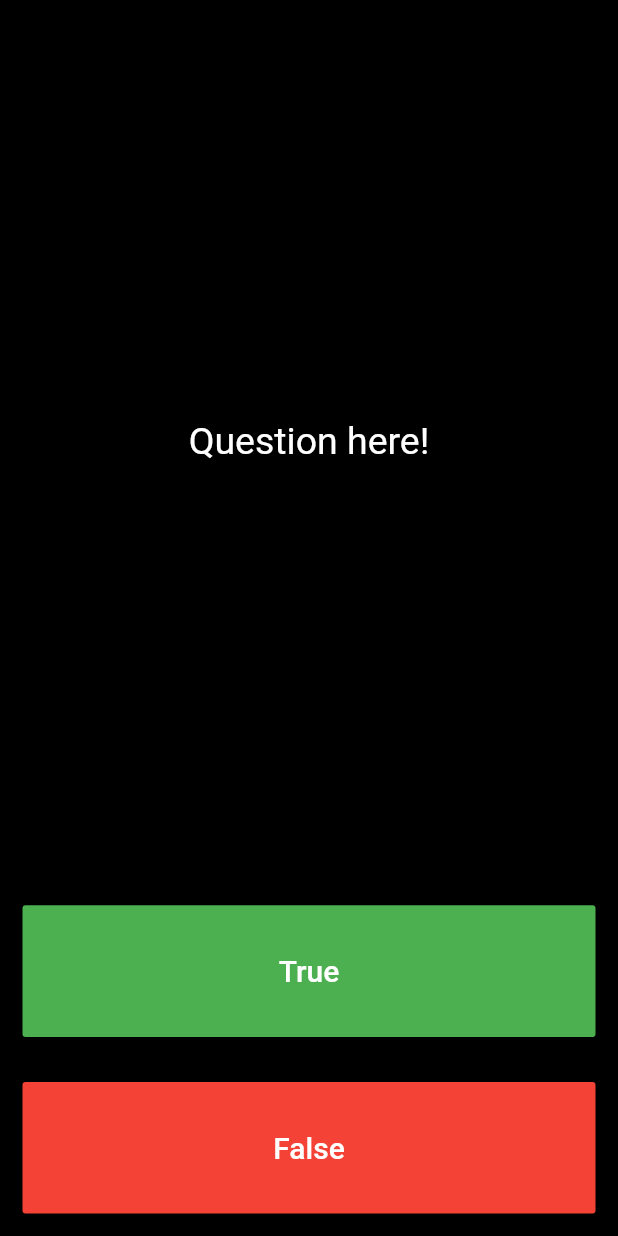
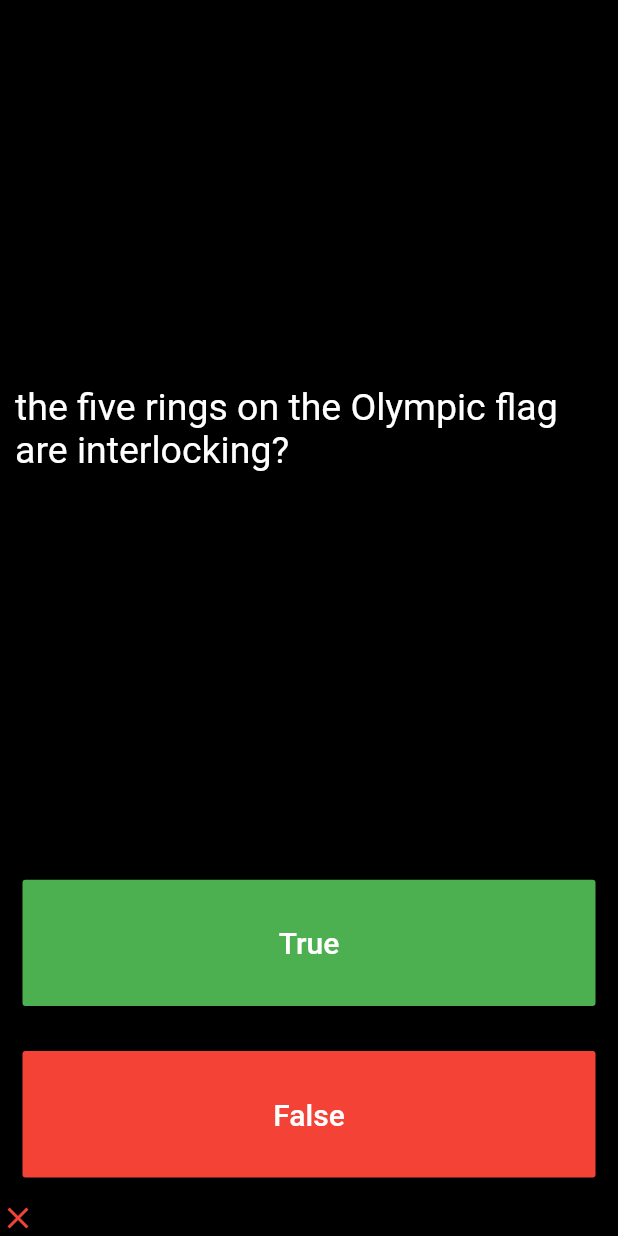
Before and after one commit to d2416/quiz_app, a Flutter app: the screen it shows after launch, after a tap on "True", on a phone screen of 412 x 824 dp. Run offline on Flutter 3.47's test engine with Material 2 defaults, Android fonts, the phone set to English and light mode, and no system bars.

Commit message:
working with a list of questions

```diff
--- a/lib/main.dart
+++ b/lib/main.dart
@@ -1,4 +1,5 @@
 import 'package:flutter/material.dart';
+import 'package:quiz_app/question.dart';
 
 void main() {
   runApp(QuizApp());
@@ -20,23 +21,49 @@ class QuizApp extends StatelessWidget {
 
 class Quiz extends StatefulWidget {
   @override
-  _QuizState createState() => _QuizState();
+  _QuizState createState() {
+    return _QuizState();
+  }
 }
 
 class _QuizState extends State<Quiz> {
+  List<Icon> scoreKeeper = [];
+  List<Question> questionsWithAnswers;
+  int questionNumber;
+  Question currentQuestion;
+  bool quizRunning;
+
+  _QuizState() {
+    questionsWithAnswers = buildQuestions();
+    currentQuestion = questionsWithAnswers.first;
+    questionNumber = 0;
+    quizRunning = true;
+  }
+
   @override
   Widget build(BuildContext context) {
     return Column(
       mainAxisAlignment: MainAxisAlignment.spaceBetween,
       crossAxisAlignment: CrossAxisAlignment.stretch,
       children: [
-        Expanded(
+        buildQuestionSection(),
+        trueOption(),
+        falseOption(),
+        Row(
+          children: scoreKeeper,
+        )
+      ],
+    );
+  }
+
+  Expanded buildQuestionSection() {
+    return Expanded(
       flex: 5,
       child: Padding(
         padding: const EdgeInsets.all(10.0),
         child: Center(
           child: Text(
-                'Question here!',
+            currentQuestion.question ??= "Quiz finished!",
             style: TextStyle(
               color: Colors.white,
               fontSize: 25.0,
@@ -44,10 +71,41 @@ class _QuizState extends State<Quiz> {
           ),
         ),
       ),
-        ),
-        Expanded(
+    );
+  }
+
+  Expanded falseOption() {
+    return Expanded(
       child: Padding(
         padding: const EdgeInsets.all(15.0),
+        child: Visibility(
+          visible: quizRunning,
+          child: FlatButton(
+            color: Colors.red,
+            child: Text(
+              'False',
+              style: TextStyle(
+                color: Colors.white,
+                fontSize: 20.0,
+              ),
+            ),
+            onPressed: () {
+              setState(() {
+                checkAnswer(false);
+              });
+            },
+          ),
+        ),
+      ),
+    );
+  }
+
+  Expanded trueOption() {
+    return Expanded(
+      child: Padding(
+        padding: const EdgeInsets.all(15.0),
+        child: Visibility(
+          visible: quizRunning,
           child: FlatButton(
             color: Colors.green,
             child: Text(
@@ -57,27 +115,65 @@ class _QuizState extends State<Quiz> {
                 fontSize: 20.0,
               ),
             ),
-              onPressed: () {},
+            onPressed: () {
+              setState(() {
+                checkAnswer(true);
+              });
+            },
           ),
         ),
       ),
-        Expanded(
-          child: Padding(
-            padding: const EdgeInsets.all(15.0),
-            child: FlatButton(
-              color: Colors.red,
-              child: Text(
-                'False',
-                style: TextStyle(
-                  color: Colors.white,
-                  fontSize: 20.0,
-                ),
-              ),
-              onPressed: () {},
-            ),
-          ),
-        ),
-      ],
     );
   }
+
+  Icon buildWrongAnswerIcon() {
+    return Icon(
+      Icons.check,
+      color: Colors.green,
+    );
   }
+
+  Icon buildCorrectAnswerIcon() {
+    return Icon(
+      Icons.close,
+      color: Colors.red,
+    );
+  }
+
+  void checkAnswer(bool answer) {
+    if (currentQuestion.answer == answer) {
+      scoreKeeper.add(buildCorrectAnswerIcon());
+    } else {
+      scoreKeeper.add(buildWrongAnswerIcon());
+    }
+
+    selectNextQuestion();
+  }
+
+  void selectNextQuestion() {
+    if (questionNumber < questionsWithAnswers.length - 1) {
+      questionNumber++;
+      currentQuestion = questionsWithAnswers[questionNumber];
+    } else {
+      currentQuestion.question = null;
+      quizRunning = false;
+    }
+  }
+
+  List<Question> buildQuestions() {
+    List<Question> questions = [
+      Question("Is pink the most common colour of toilet paper in France?",
+          answer: true),
+      Question("the five rings on the Olympic flag are interlocking?",
+          answer: true),
+      Question("Mount Kilimanjaro is the highest mountain in the world?",
+          answer: false),
+      Question("Strictly Come Dancing first aired in the UK in 2005?",
+          answer: false),
+      Question("a group of swans is known as a bevy?", answer: true),
+      Question("Sydney is the capital of Australia?", answer: false),
+    ];
+
+    return questions;
+  }
+}
--- /dev/null
+++ b/lib/question.dart
@@ -0,0 +1,6 @@
+class Question {
+  String question;
+  bool answer;
+
+  Question(this.question, {this.answer = false});
+}
```
Lines whose indentation alone changed are shown as unchanged.
